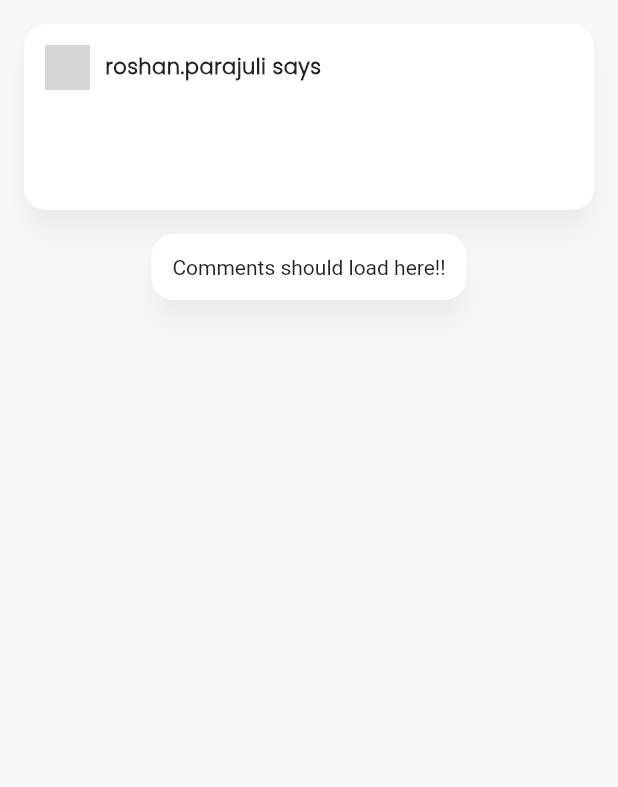
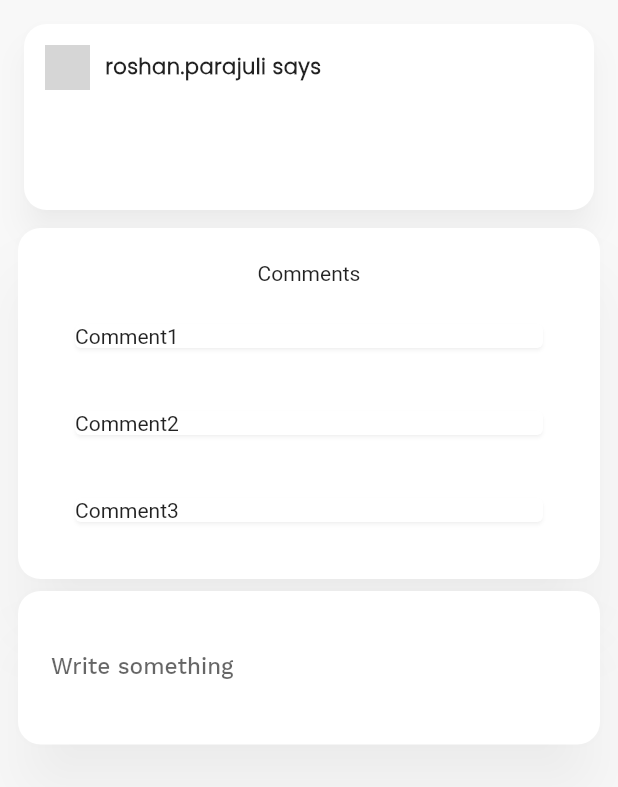
Before and after one commit to 0xrpj/kalpanik-saathi, a Flutter app: the PostDetail screen opened directly with empty values, on a phone screen of 412 x 824 dp. Shown: the top 787 px of the screen. Run offline on Flutter 3.47's test engine with Material 2 defaults, Android fonts, the phone set to English and light mode, and no system bars; our stand-ins replace cloud_firestore, custom_navigation_bar, file_picker, firebase_auth, firebase_core, flutter_chat_types and 7 more; accounts and stored records are empty; network calls fail; project files that could hold a hidden picture were left out; grey boxes are pictures that could not be loaded.

Commit message:
add comments placeholder

```diff
--- a/lib/pages/posts/post_detail.dart
+++ b/lib/pages/posts/post_detail.dart
@@ -1,3 +1,5 @@
+import 'dart:ui';
+
 import 'package:cloud_firestore/cloud_firestore.dart';
 import 'package:flutter/material.dart';
 import 'package:kalpaniksaathi/repository/data_repository.dart';
@@ -105,13 +107,112 @@ class _PostDetailState extends State<PostDetail> {
                 shape: RoundedRectangleBorder(
                   borderRadius: BorderRadius.circular(15.0),
                 ),
-                margin: EdgeInsets.all(8.0),
-                elevation: 8,
+                elevation: 18,
                 shadowColor: Colors.grey.withOpacity(0.15),
                 child: Padding(
-                  padding: const EdgeInsets.all(14.0),
-                  child: Text('Comments should load here!!'),
-                ))
+                    padding: EdgeInsets.all(14.0),
+                    child: SizedBox(
+                      width: double.infinity,
+                      child: Card(
+                        shape: RoundedRectangleBorder(
+                          borderRadius: BorderRadius.circular(15.0),
+                        ),
+                        margin: EdgeInsets.all(8.0),
+                        // elevation: 8,
+                        shadowColor: Colors.grey.withOpacity(0),
+                        // child: Text('Hello')
+                        child: Column(
+                          children: [
+                            Text(
+                              'Comments',
+                              // style: TextStyle(fontWeight: FontWeight.bold),
+                            ),
+                            SizedBox(
+                              height: 10,
+                            ),
+                            SizedBox(
+                              width: double.infinity,
+                              child: Padding(
+                                padding: const EdgeInsets.all(8.0),
+                                child: Card(
+                                  margin: EdgeInsets.all(8.0),
+                                  // elevation: 8,
+                                  shadowColor: Colors.grey.withOpacity(0.15),
+                                  child: Text('Comment1'),
+                                ),
+                              ),
+                            ),
+                            SizedBox(
+                              height: 10,
+                            ),
+                            SizedBox(
+                              width: double.infinity,
+                              child: Padding(
+                                padding: const EdgeInsets.all(8.0),
+                                child: Card(
+                                  margin: EdgeInsets.all(8.0),
+                                  // elevation: 8,
+                                  shadowColor: Colors.grey.withOpacity(0.15),
+                                  child: Text('Comment2'),
+                                ),
+                              ),
+                            ),
+                            SizedBox(
+                              height: 10,
+                            ),
+                            SizedBox(
+                              width: double.infinity,
+                              child: Padding(
+                                padding: const EdgeInsets.all(8.0),
+                                child: Card(
+                                  margin: EdgeInsets.all(8.0),
+                                  // elevation: 8,
+                                  shadowColor: Colors.grey.withOpacity(0.15),
+                                  child: Text('Comment3'),
+                                ),
+                              ),
+                            ),
+                          ],
+                        ),
+                      ),
+                    ))),
+            Card(
+                shape: RoundedRectangleBorder(
+                  borderRadius: BorderRadius.circular(15.0),
+                ),
+                elevation: 18,
+                shadowColor: Colors.grey.withOpacity(0.15),
+                child: Padding(
+                    padding: EdgeInsets.all(14.0),
+                    child: SizedBox(
+                        width: double.infinity,
+                        child: Column(
+                          children: const [
+                            Padding(
+                              padding: EdgeInsets.all(8.0),
+                              child: TextField(
+                                // controller: _postBodyController,
+                                // style: TextStyle(
+                                //   height: 5.0,
+                                // ),
+
+                                maxLines: null,
+                                decoration: InputDecoration(
+                                    border: InputBorder.none,
+                                    labelText: 'Write something',
+                                    labelStyle: TextStyle(
+                                      fontFamily: 'WorkSansMedium',
+                                      fontSize: 15,
+                                    ),
+                                    focusColor: Color(0xFF88C03D)
+
+                                    // isDense: true,
+                                    // contentPadding: EdgeInsets.all(28),
+                                    ),
+                              ),
+                            ),
+                          ],
+                        ))))
           ],
         )),
       )),
```
